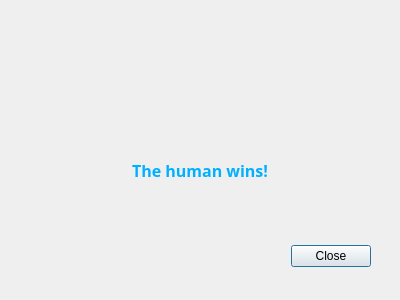
Old version of the form tictactoe/winnerdialoghuman.ui in the repository axelfj/tic-tac-toe.
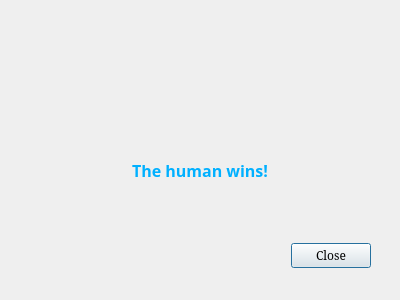
New version of the form. Icons and pictures are not drawn.

Diff of the .ui file:
```diff
--- a/tictactoe/winnerdialoghuman.ui
+++ b/tictactoe/winnerdialoghuman.ui
@@ -10,6 +10,11 @@
     <height>300</height>
    </rect>
   </property>
+  <property name="font">
+   <font>
+    <family>MS Serif</family>
+   </font>
+  </property>
   <property name="windowTitle">
    <string>Dialog</string>
   </property>
```
Left out of the diff: 10 changed lines with no effect on the pictures.
